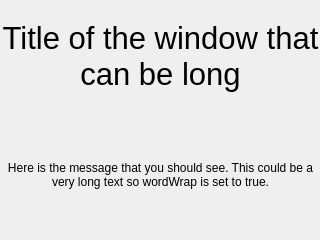
Old version of the form uc_projets/openchrono/gui_qt/openchrono/ui/message.ui in the repository BackupTheBerlios/openphysic-svn.
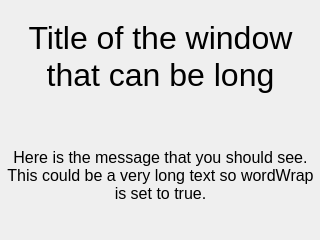
New version of the form.

```diff
--- a/uc_projets/openchrono/gui_qt/openchrono/ui/message.ui
+++ b/uc_projets/openchrono/gui_qt/openchrono/ui/message.ui
@@ -56,7 +56,7 @@
       </property>
       <property name="font" >
        <font>
-        <pointsize>23</pointsize>
+        <pointsize>24</pointsize>
        </font>
       </property>
       <property name="text" >
@@ -96,6 +96,11 @@
         <verstretch>0</verstretch>
        </sizepolicy>
       </property>
+      <property name="font" >
+       <font>
+        <pointsize>12</pointsize>
+       </font>
+      </property>
       <property name="text" >
        <string>Here is the message that you should see. This could be a very long text so wordWrap is set to true.</string>
       </property>
```
